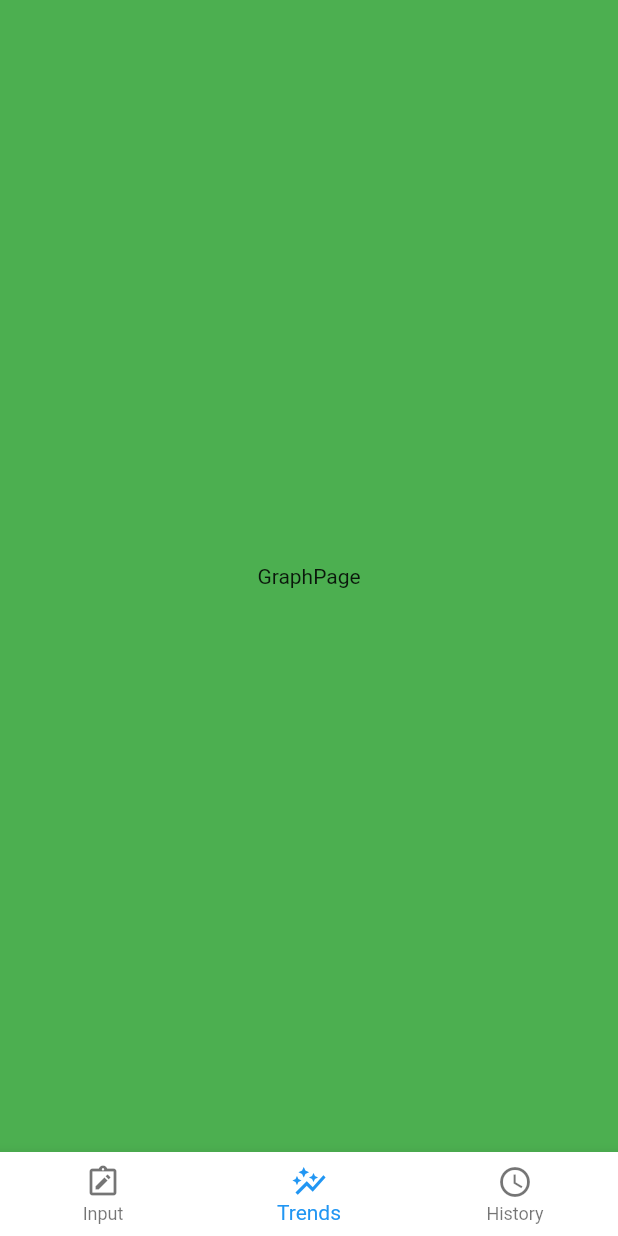
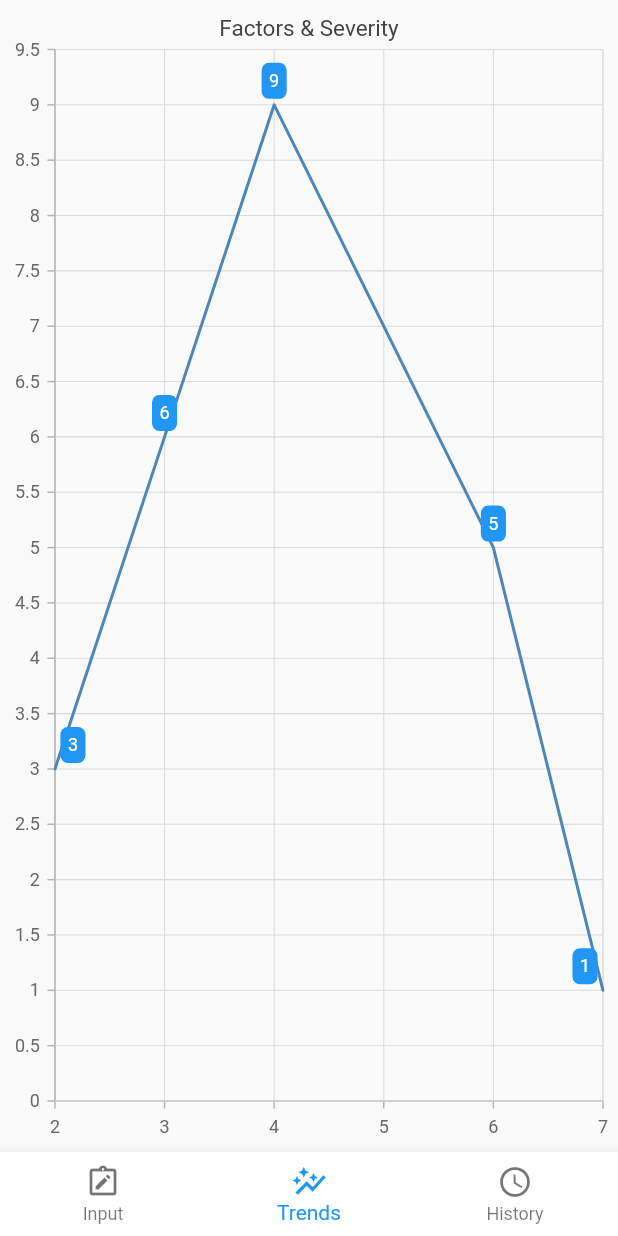
Before and after one commit to JohnHuang1/Synses, a Flutter app: the screen it shows after launch, swiped to page 2, on a phone screen of 412 x 824 dp. Run offline on Flutter 3.47's test engine with Material 2 defaults, Android fonts, the phone set to English and light mode, and no system bars; our stand-ins replace hive, hive_flutter, syncfusion_flutter_charts; missing offline and left inert: dart:html; accounts and stored records are empty.

Commit message:
graph and line charts

```diff
--- a/lib/graphs_page/graphs_page.dart
+++ b/lib/graphs_page/graphs_page.dart
@@ -1,6 +1,27 @@
+import 'dart:html';
+
 import 'package:flutter/material.dart';
+import 'package:syncfusion_flutter_charts/charts.dart';
 
-class GraphPage extends StatelessWidget {
+class GraphPage extends StatefulWidget {
+  String title = '';
+  GraphPage({Key? key, required this.title}) : super(key: key);
+
+  State<GraphPage> createState() => GraphPageStat();
+}
+
+class GraphPageStat extends State<GraphPage> {
+/*
+List<IBSData> _chartData;
+
+@override
+void initState(){
+  _chartData = getChartData()
+  super.initState();
+}
+*/
+
+/*
   @override
   Widget build(BuildContext context) {
     return Container(
@@ -8,4 +29,52 @@ class GraphPage extends StatelessWidget {
       child: Center(child: Text("GraphPage")),
     );
   }
+*/
+
+  List<IBSData> _chartData = [];
+
+  @override
+  void initState() {
+    _chartData = getChartData();
+    super.initState();
+  }
+
+  @override
+  Widget build(BuildContext context) {
+    return SafeArea(
+        child: Scaffold(
+      body: SfCartesianChart(
+        title: ChartTitle(text: 'Factors & Severity'),
+
+        series: <ChartSeries>[
+          LineSeries<IBSData, double>(
+              dataSource: _chartData,
+              xValueMapper: (IBSData severity, _) => severity.factor,
+              yValueMapper: (IBSData severity, _) => severity.severity,
+              dataLabelSettings:
+                  DataLabelSettings(isVisible: true, color: Colors.blue))
+        ],
+        primaryXAxis: NumericAxis(edgeLabelPlacement: EdgeLabelPlacement.shift),
+        // primaryYAxis: NumericAxis(
+        // numberFormat: NumberFormat.simpleCurrency(decimalDigits: 0)),
+      ),
+    ));
+  }
+
+  List<IBSData> getChartData() {
+    final List<IBSData> chartData = [
+      IBSData(2, 3),
+      IBSData(3, 6),
+      IBSData(4, 9),
+      IBSData(6, 5),
+      IBSData(7, 1)
+    ];
+    return chartData;
+  }
 }
+
+class IBSData {
+  IBSData(this.factor, this.severity);
+  final double factor;
+  final double severity;
+}
--- a/lib/home_page.dart
+++ b/lib/home_page.dart
@@ -17,7 +17,7 @@ class _HomePageState extends State<HomePage> {
 
   List<Widget> tabPages = [
     InputPage(),
-    GraphPage(),
+    GraphPage(title: "Factors & Severity"),
     HistoryPage(),
   ];
   @override
@@ -35,7 +35,7 @@ class _HomePageState extends State<HomePage> {
   // This widget is the root of your application.
   @override
   Widget build(BuildContext context) {
-    return Consumer(builder: (context, HomePageModel model, child){
+    return Consumer(builder: (context, HomePageModel model, child) {
       return MaterialApp(
         home: bottomMenu(),
       );
--- a/pubspec.yaml
+++ b/pubspec.yaml
@@ -23,6 +23,9 @@ environment:
 dependencies:
   flutter:
     sdk: flutter
+  syncfusion_flutter_charts: ^19.3.46
+
+
 
 
   # The following adds the Cupertino Icons font to your application.
```
Also changed, not shown: pubspec.lock, 3 other files.
